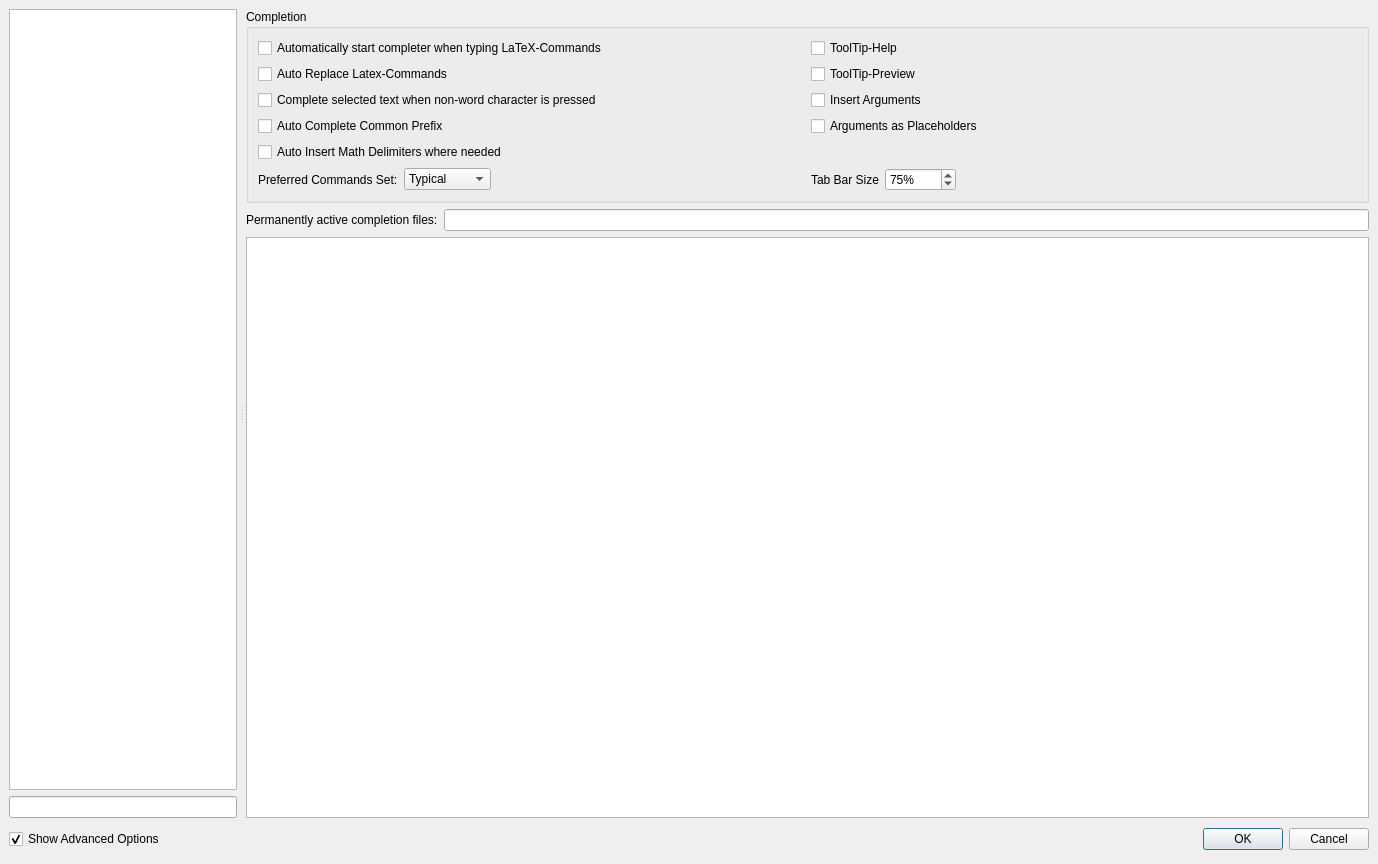
First picture: the form in src/configdialog.ui, repository texstudio-org/texstudio, before the edit.
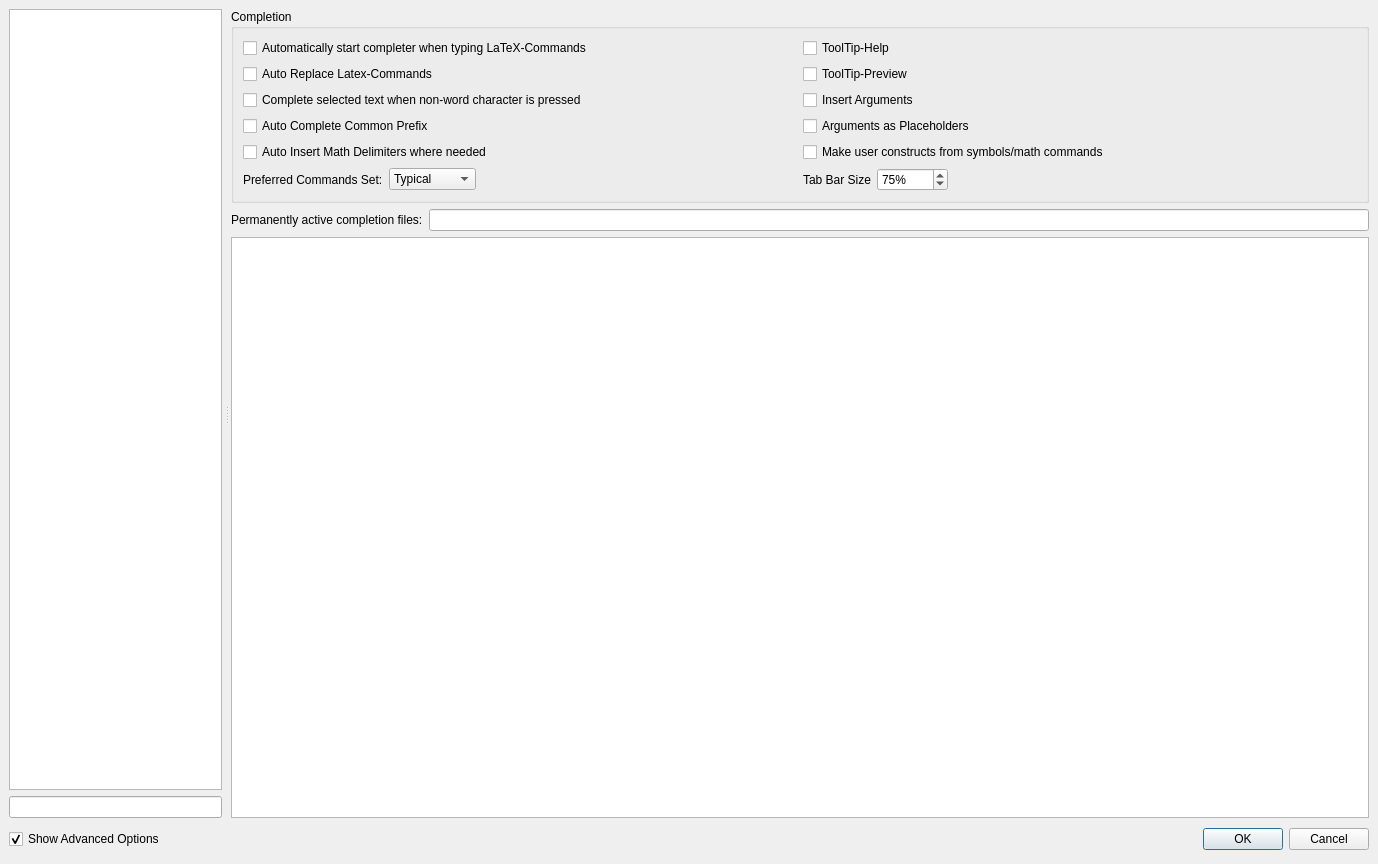
Second picture: the form after the edit. The open tabs and pages were chosen to show the change. Icons and pictures are not drawn.

Commit message: allow disabling of user constructs

The edit to the form file:
```diff
--- a/src/configdialog.ui
+++ b/src/configdialog.ui
@@ -3220,6 +3220,13 @@
                 </property>
                </widget>
               </item>
+              <item row="4" column="1">
+               <widget class="QCheckBox" name="checkBoxCompleteUserConstructs">
+                <property name="text">
+                 <string>Make user constructs from symbols/math commands</string>
+                </property>
+               </widget>
+              </item>
              </layout>
             </widget>
            </item>
```
Left out of the diff: 10 changed lines with no effect on the pictures. The commit also changes 3 other files.
